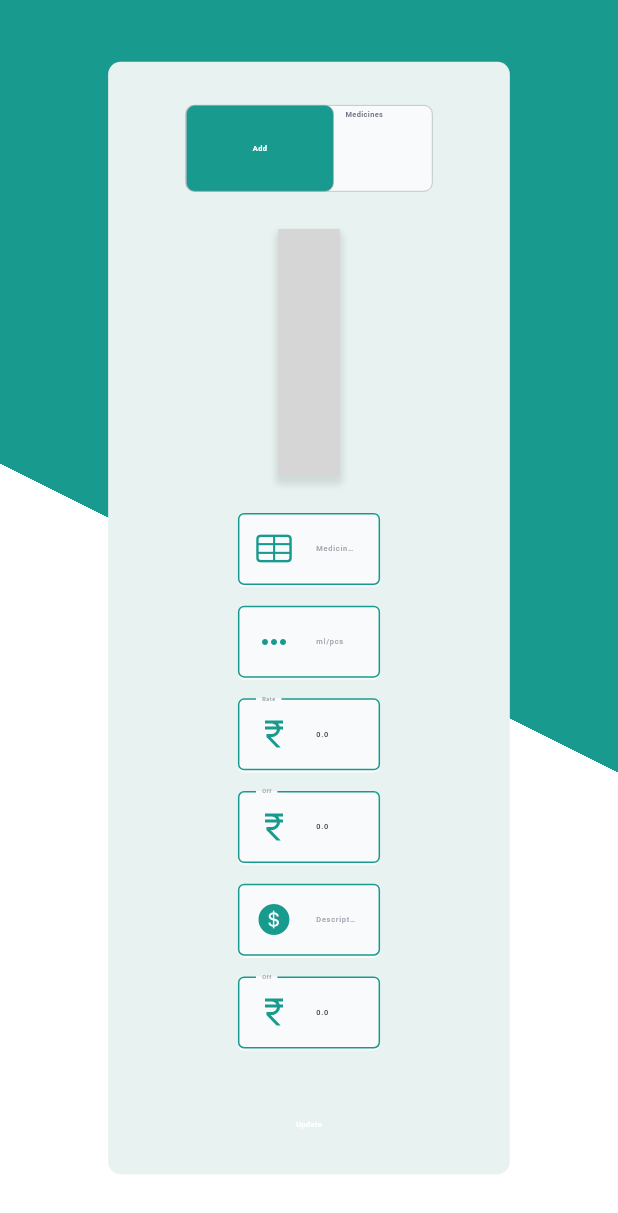
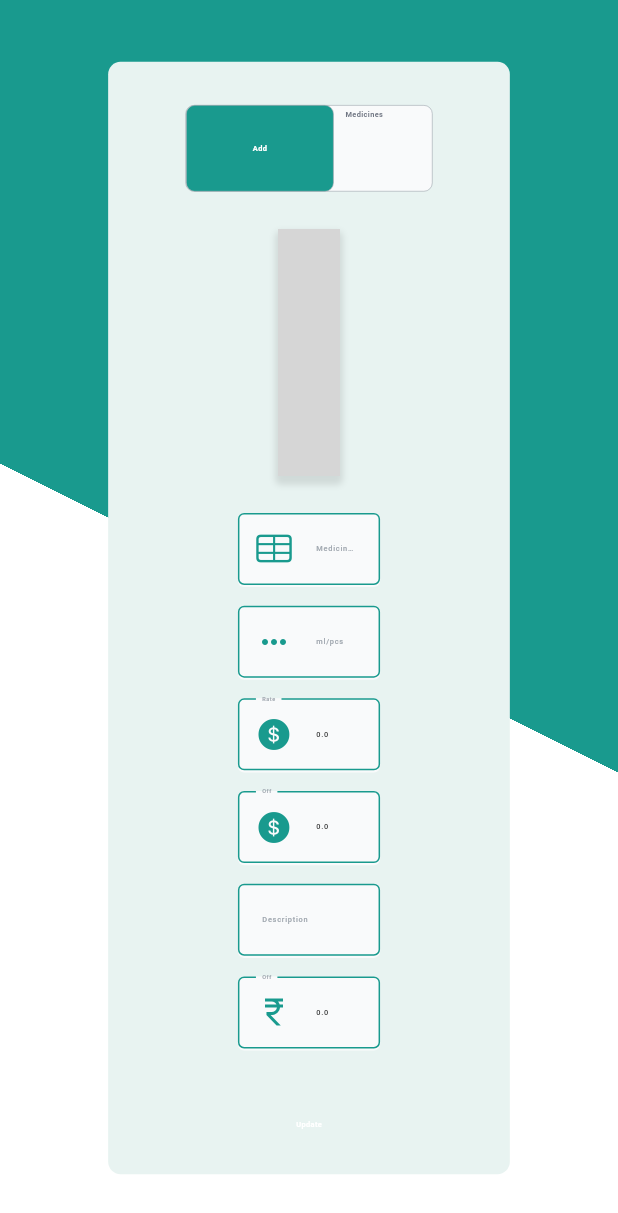
Before and after one commit to basila05/medics, a Flutter app: the UpdatePage screen opened directly with empty values, on a phone screen of 412 x 824 dp. Shown: the top 1213 px of the screen. Run offline on Flutter 3.47's test engine with Material 3 defaults, Android fonts, the phone set to English and light mode, and no system bars; our stand-ins replace cloud_firestore, file_picker, firebase_core, firebase_storage, flutter_riverpod, flutter_svg and 2 more; missing offline and left inert: dart:html, dart:ui_web, gradients, side_navigation; accounts and stored records are empty; network calls fail; grey boxes are pictures that could not be loaded.

Commit message:
initial commit

```diff
--- a/lib/features/screen/update_medicine.dart
+++ b/lib/features/screen/update_medicine.dart
@@ -376,7 +376,7 @@ class _MedicinePageState extends ConsumerState<UpdatePage> {
                                   decoration: InputDecoration(
                                     prefixIcon: Padding(
                                       padding: EdgeInsets.all(width*0.005),
-                                      child: Icon(Icons.currency_rupee,color: ColorPage.primarycolor,),
+                                      child: Icon(CupertinoIcons.money_dollar_circle_fill,color: ColorPage.primarycolor,),
                                     ),
                                     labelText: "Rate",
                                     labelStyle: TextStyle(fontWeight: FontWeight.w500,fontSize: width*0.012, color: ColorPage.color1),
@@ -414,7 +414,7 @@ class _MedicinePageState extends ConsumerState<UpdatePage> {
                                   decoration: InputDecoration(
                                     prefixIcon: Padding(
                                       padding: EdgeInsets.all(width*0.005),
-                                      child: Icon(Icons.currency_rupee,color: ColorPage.primarycolor,),
+                                      child: Icon(CupertinoIcons.money_dollar_circle_fill,color: ColorPage.primarycolor,),
                                     ),
                                     labelText: "Off",
                                     labelStyle: TextStyle(fontWeight: FontWeight.w500,fontSize: width*0.012, color: ColorPage.color1),
@@ -447,10 +447,6 @@ class _MedicinePageState extends ConsumerState<UpdatePage> {
                                   keyboardType: TextInputType.text,
                                   style: TextStyle(fontSize: width*0.012,fontWeight: FontWeight.w500,color: ColorPage.thirdcolor),
                                   decoration: InputDecoration(
-                                    prefixIcon: Padding(
-                                      padding: EdgeInsets.all(width*0.005),
-                                      child: Icon(CupertinoIcons.money_dollar_circle_fill,color: ColorPage.primarycolor,),
-                                    ),
                                     labelText: "Description",
                                     labelStyle: TextStyle(fontWeight: FontWeight.w500,fontSize: width*0.012, color: ColorPage.color1),
                                     focusedBorder: OutlineInputBorder(
```
